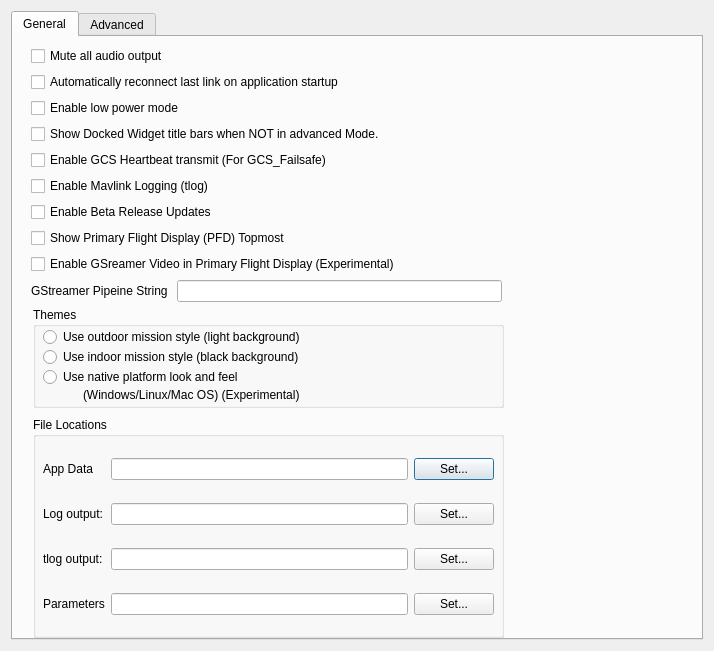
Qt form src/ui/QGCSettingsWidget.ui (ArduPilot/apm_planner) before a commit.
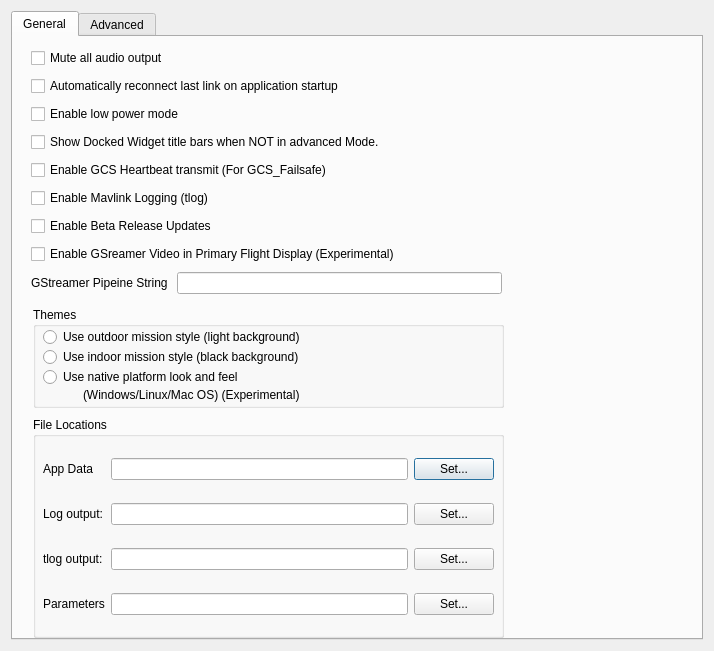
The same form after that commit. Icons and pictures are not drawn.

The edit to the form file:
```diff
--- a/src/ui/QGCSettingsWidget.ui
+++ b/src/ui/QGCSettingsWidget.ui
@@ -260,13 +260,6 @@
           </property>
          </widget>
         </item>
-        <item>
-         <widget class="QCheckBox" name="pfdTopmostCheckBox">
-          <property name="text">
-           <string>Show Primary Flight Display (PFD) Topmost</string>
-          </property>
-         </widget>
-        </item>
         <item>
          <widget class="QCheckBox" name="enableGStreamerVideoPFDCheckBox">
           <property name="text">
@@ -275,7 +268,7 @@
          </widget>
         </item>
         <item>
-         <layout class="QGridLayout" name="gridLayout_3" columnstretch="0,0,0">
+         <layout class="QGridLayout" name="gridLayout_3" columnstretch="0,0">
           <item row="0" column="1">
            <widget class="QLineEdit" name="gstreamerPipelineStringEdit"/>
           </item>
```
